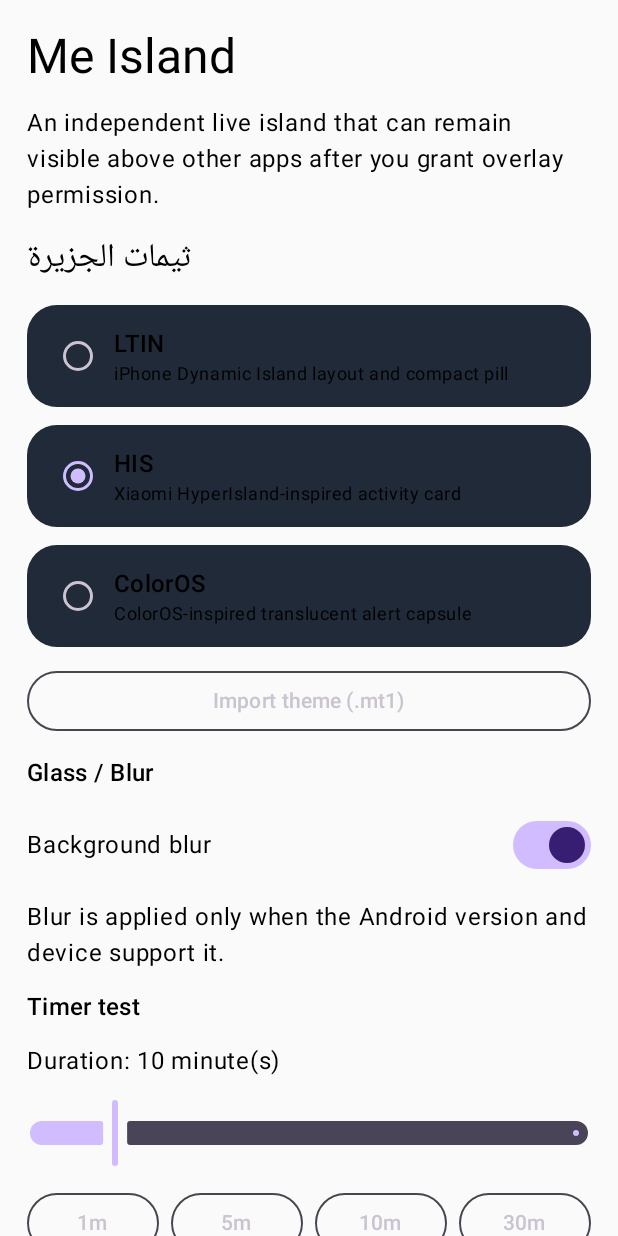
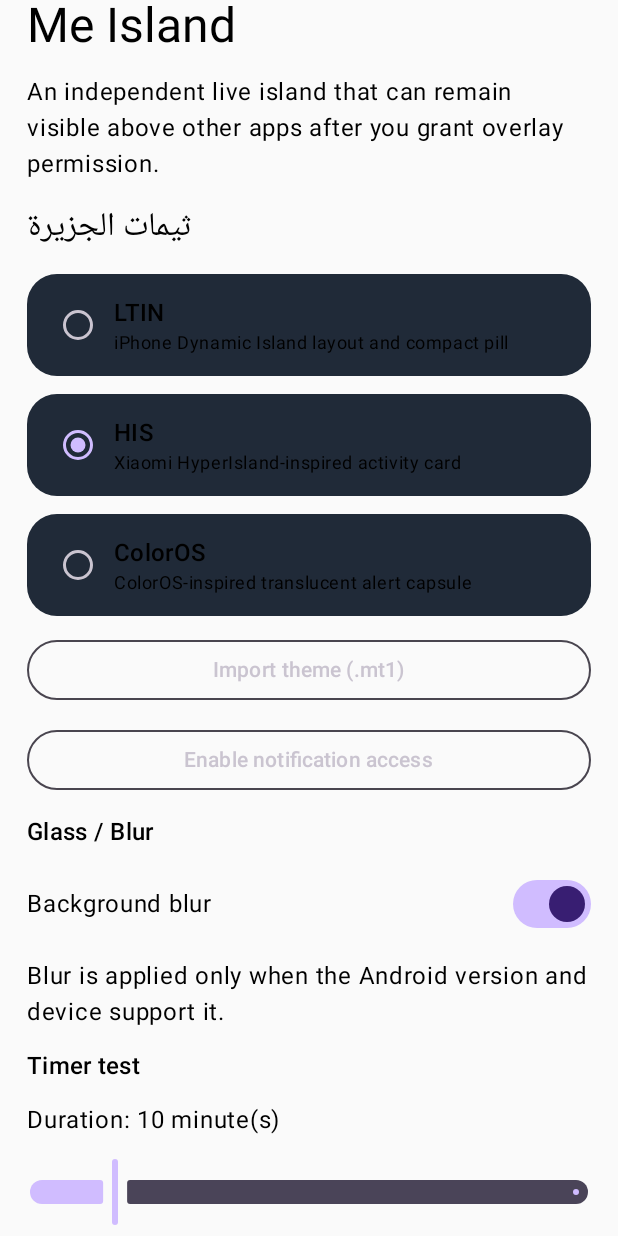
Before and after one commit to mmgg3yn-png/MI_Max, an Android app built with Jetpack Compose: the MeIslandSettingsActivity screen opened directly, with no data from a screen before it, on a phone screen of 412 x 824 dp. Run offline under Robolectric (Android 15) with nearby library versions, the phone set to English and light mode, and no system bars.

Commit message:
Add user-controlled notification access setup for Me Island

```diff
--- a/app/src/main/java/com/mimax/lu/MeIslandSettingsActivity.kt
+++ b/app/src/main/java/com/mimax/lu/MeIslandSettingsActivity.kt
@@ -111,6 +111,14 @@ class MeIslandSettingsActivity : ComponentActivity() {
                         modifier = Modifier.fillMaxWidth()
                     ) { Text("Import theme (.mt1)") }
 
+                    OutlinedButton(
+                        onClick = {
+                            runCatching { startActivity(Intent(Settings.ACTION_NOTIFICATION_LISTENER_SETTINGS)) }
+                            status = "Enable Mi_Max Launcher under Notification Access to show notification cards in Me Island."
+                        },
+                        modifier = Modifier.fillMaxWidth()
+                    ) { Text("Enable notification access") }
+
                     Text("Glass / Blur", style = MaterialTheme.typography.titleMedium)
                     Row(verticalAlignment = Alignment.CenterVertically) {
                         Text("Background blur", modifier = Modifier.weight(1f))
```
